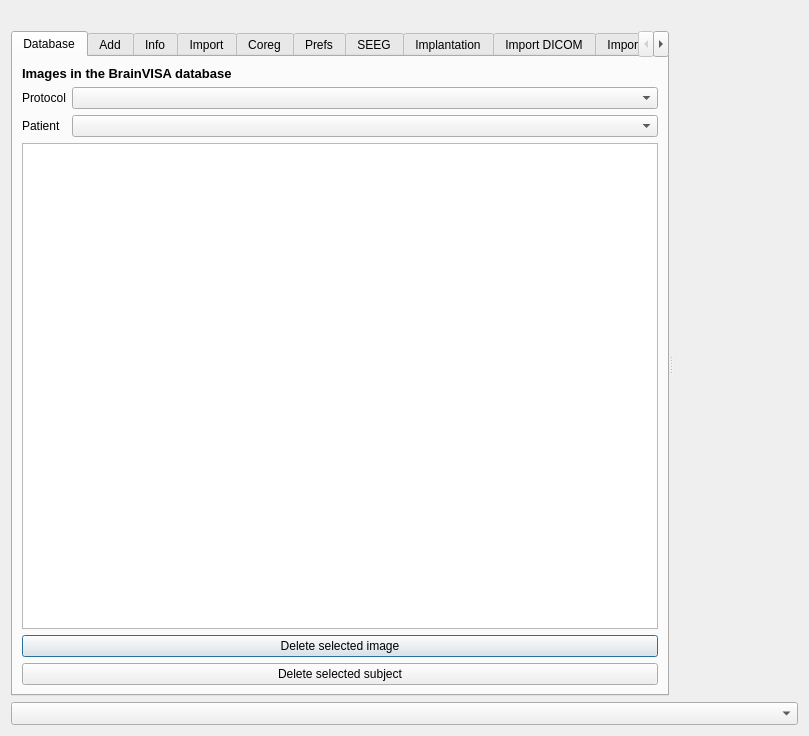
This is ImageImport.ui in IntrAnatSEEGSoftware/IntrAnat as Qt 5 draws it before an edit. The edited form follows.
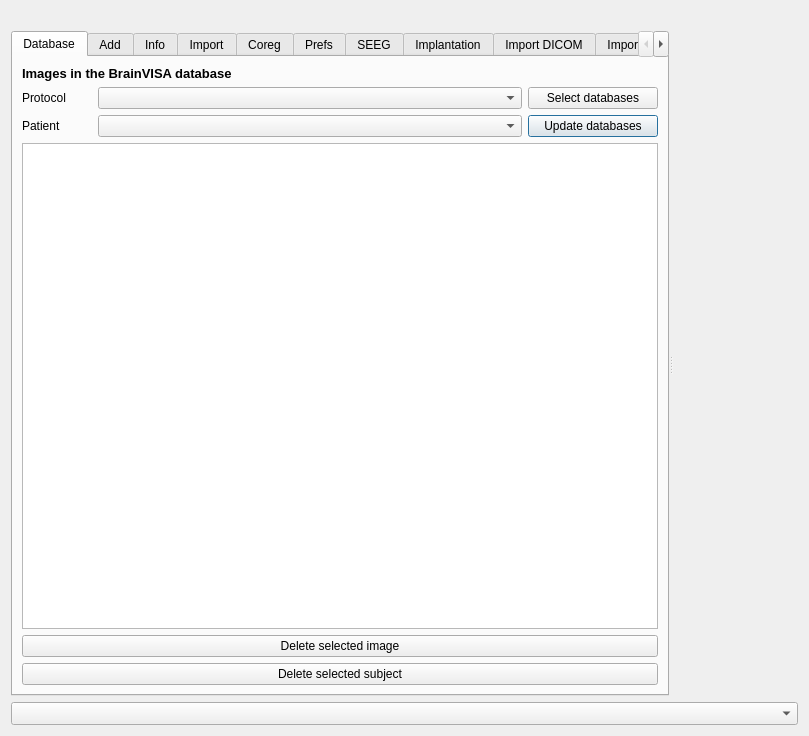
This is the edited form. The open tabs and pages were chosen to show the change.

Commit message: Add update databases buttons

```diff
--- a/ImageImport.ui
+++ b/ImageImport.ui
@@ -76,22 +76,18 @@
          </widget>
         </item>
         <item>
-         <layout class="QFormLayout" name="formLayout">
-          <property name="labelAlignment">
-           <set>Qt::AlignLeading|Qt::AlignLeft|Qt::AlignVCenter</set>
-          </property>
-          <item row="0" column="0">
-           <widget class="QLabel" name="label_16">
-            <property name="text">
-             <string>Protocol</string>
-            </property>
-           </widget>
-          </item>
+         <layout class="QGridLayout" name="gridLayout_5">
           <item row="0" column="1">
            <widget class="QComboBox" name="bvProtocolCombo"/>
           </item>
           <item row="1" column="0">
            <widget class="QLabel" name="label_17">
+            <property name="maximumSize">
+             <size>
+              <width>70</width>
+              <height>16777215</height>
+             </size>
+            </property>
             <property name="text">
              <string>Patient</string>
             </property>
@@ -100,6 +96,45 @@
           <item row="1" column="1">
            <widget class="QComboBox" name="bvSubjectCombo"/>
           </item>
+          <item row="0" column="0">
+           <widget class="QLabel" name="label_16">
+            <property name="maximumSize">
+             <size>
+              <width>70</width>
+              <height>16777215</height>
+             </size>
+            </property>
+            <property name="text">
+             <string>Protocol</string>
+            </property>
+           </widget>
+          </item>
+          <item row="1" column="2">
+           <widget class="QPushButton" name="bvUpdateDb">
+            <property name="maximumSize">
+             <size>
+              <width>130</width>
+              <height>16777215</height>
+             </size>
+            </property>
+            <property name="text">
+             <string>Update databases</string>
+            </property>
+           </widget>
+          </item>
+          <item row="0" column="2">
+           <widget class="QPushButton" name="bvEditPref">
+            <property name="maximumSize">
+             <size>
+              <width>130</width>
+              <height>16777215</height>
+             </size>
+            </property>
+            <property name="text">
+             <string>Select databases</string>
+            </property>
+           </widget>
+          </item>
          </layout>
         </item>
         <item>
```
Left out of the diff: 30 changed lines with no effect on the pictures. The commit also changes 1 other file.
